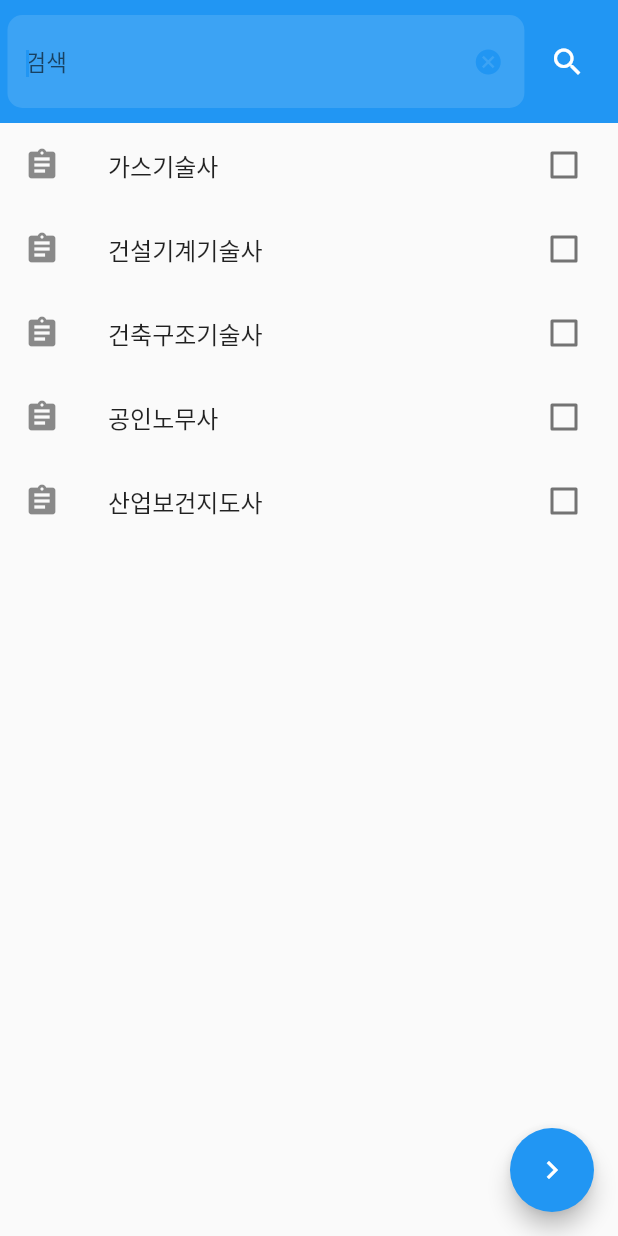
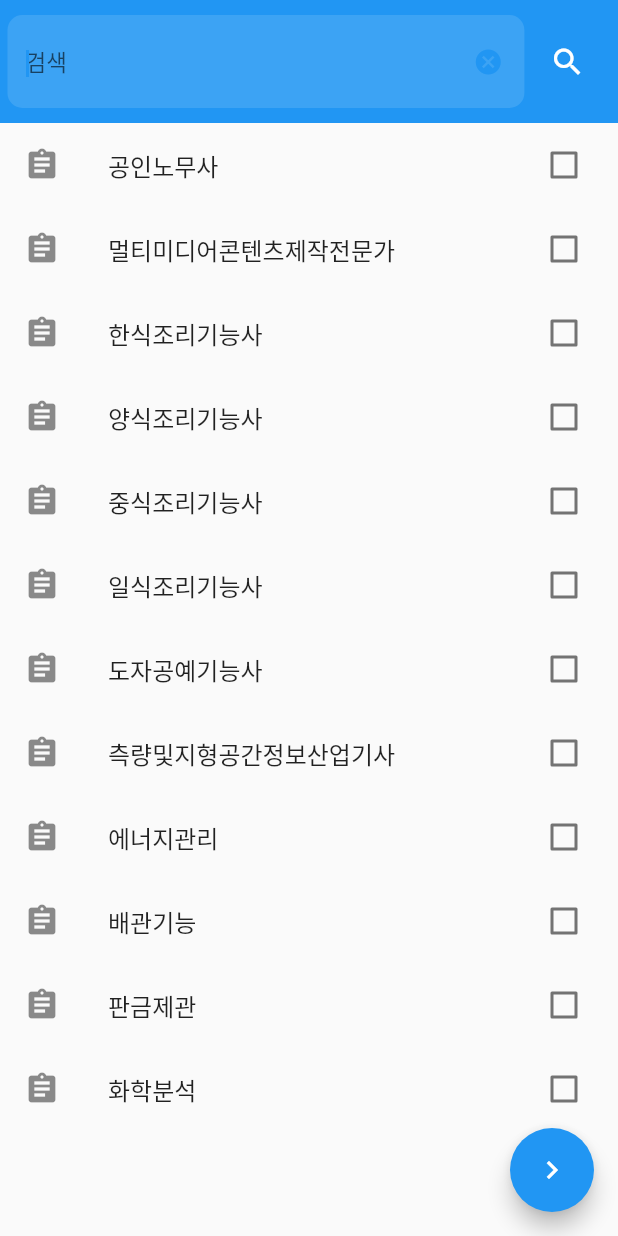
Before and after one commit to linear14/relay08, a Flutter app: the screen it shows after launch, on a phone screen of 412 x 824 dp. Run offline on Flutter 3.47's test engine with Material 2 defaults, Android fonts, the phone set to English and light mode, and no system bars; our stand-ins replace dio, webview_flutter.

Commit message:
merge complete

```diff
--- /dev/null
+++ b/untitled/assets/data/licenseList.json
@@ -0,0 +1,14 @@
+[
+  { "value": "공인노무사" },
+  { "value": "멀티미디어콘텐츠제작전문가" },
+  { "value": "한식조리기능사" },
+  { "value": "양식조리기능사" },
+  { "value": "중식조리기능사" },
+  { "value": "일식조리기능사" },
+  { "value": "도자공예기능사" },
+  { "value": "측량및지형공간정보산업기사" },
+  { "value": "에너지관리" },
+  { "value": "배관기능" },
+  { "value": "판금제관" },
+  { "value": "화학분석" }
+]
--- a/untitled/lib/config/key.dart
+++ b/untitled/lib/config/key.dart
@@ -1,4 +1,4 @@
-String keyYoutube = 'AIzaSyC-q2zc13EYsgVvY8Fn0J6GXLSTuDh2-7U';
+String keyYoutube = 'AIzaSyBiYyW2gKOidd5ZWyFyAXHv4gLvdURq9X4';
 String naverClientID = 'juobkOK5LJL8bC32PEzb';
 String naverClientSecret = 'qICeWop10Q';
 String keyWorkbook = 'Datylkj6vGjvPdwlFs8%2F8WBaB2e1BE%2Bq8MgMoxsrOkhuUiKAxdzo2eb8fbcGiXOB6MvSzZ6l%2FXdqPIFZPxlwDw%3D%3D';
--- a/untitled/lib/main.dart
+++ b/untitled/lib/main.dart
@@ -1,24 +1,40 @@
 import 'package:flutter/material.dart';
 import 'package:untitled/components/checkBox.dart';
 import 'package:untitled/screens/search_screen.dart';
+import 'package:untitled/api/apiLicenseList.dart';
 
 void main() {
   runApp(MyApp());
 }
 
 class MyApp extends StatelessWidget {
-  var licenseList = ["가스기술사","건설기계기술사","건축구조기술사","공인노무사","산업보건지도사"];
+  Future _futureLicense;
+
   // This widget is the root of your application.
   @override
   Widget build(BuildContext context) {
+    this._futureLicense = apiLicenseList();
     return MaterialApp(
-        title: 'relay7',
-        theme: ThemeData(
-          primarySwatch: Colors.blue,
-        ),
-        home: SearchScreen(myList: List.generate(licenseList.length, (int index) {
-          return MyCheckBox(title: licenseList[index]);
-        }))
+      title: 'relay7',
+      theme: ThemeData(
+        primarySwatch: Colors.blue,
+      ),
+      home:  FutureBuilder(
+        future: this._futureLicense,
+        builder: (context, snapshot) {
+          if (snapshot.hasData) {
+            final licenses = snapshot.data;
+            final licenseList = licenses.map((v)=>v['value']).toList();
+            return SearchScreen(myList: List.generate(licenseList.length, (int index) {
+              return MyCheckBox(title: licenseList[index]);
+            }));
+          } else if (snapshot.hasError) {
+            return Text('${snapshot.error}');
+          }
+          // By default, show a loading spinner.
+          return const CircularProgressIndicator();
+        },
+      ),
     );
   }
 }
--- a/untitled/lib/screens/search_screen.dart
+++ b/untitled/lib/screens/search_screen.dart
@@ -65,7 +65,7 @@ class _SearchScreenState extends State<SearchScreen> {
   @override
   Widget build(BuildContext context) {
     return Scaffold(
-      body: SafeArea(
+      body: SingleChildScrollView(child:SafeArea(
         child: Container(
             child: Column(
               children: [
@@ -150,6 +150,7 @@ class _SearchScreenState extends State<SearchScreen> {
               ],
             )),
       ),
+      ),
       floatingActionButton: FloatingActionButton(
         onPressed: () {
           makeCheckedList();
--- a/untitled/pubspec.yaml
+++ b/untitled/pubspec.yaml
@@ -28,6 +28,7 @@ dependencies:
   http: ^0.13.3
   dio: ^4.0.0
   html: ^0.15.0
+  webview_flutter: ^2.0.10
 
 
   # The following adds the Cupertino Icons font to your application.
@@ -53,6 +54,8 @@ flutter:
   # assets:
   #   - images/a_dot_burr.jpeg
   #   - images/a_dot_ham.jpeg
+  assets:
+    - assets/data/licenseList.json
 
   # An image asset can refer to one or more resolution-specific "variants", see
   # https://flutter.dev/assets-and-images/#resolution-aware.
```
Also changed, not shown: untitled/lib/api/apiCertificateList.dart (deleted, +0 -53 lines), untitled/lib/api/apiLicenseList.dart (added, +10 -0 lines), untitled/lib/components/YoutubeItem.dart (+51 -10 lines), untitled/lib/screens/result_screen.dart (+30 -49 lines), untitled/pubspec.lock. Lines whose indentation alone changed are shown as unchanged.
